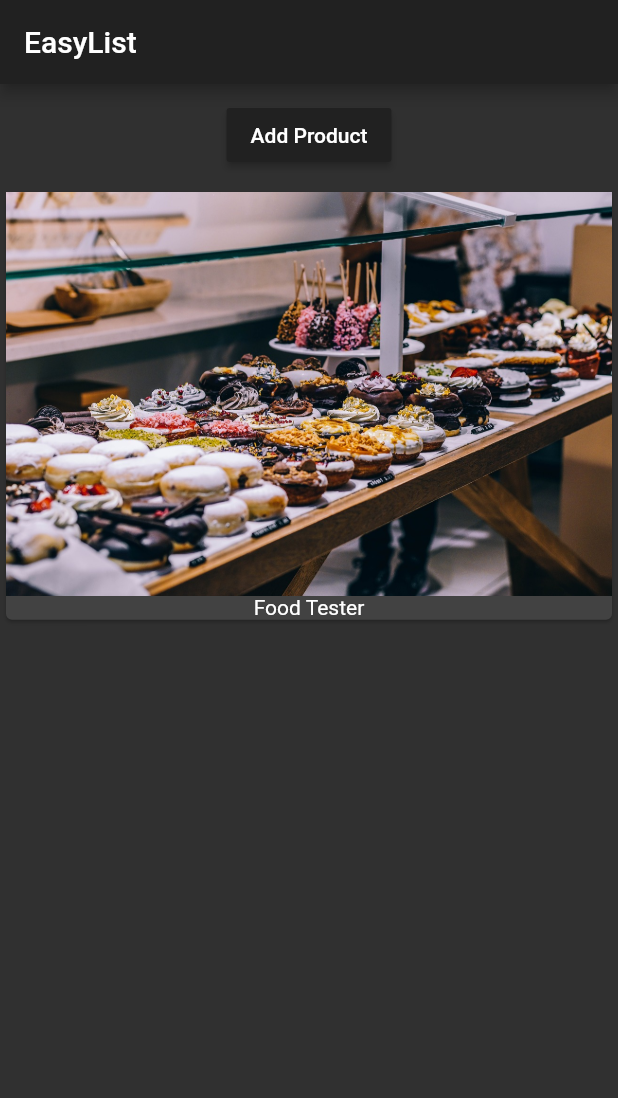
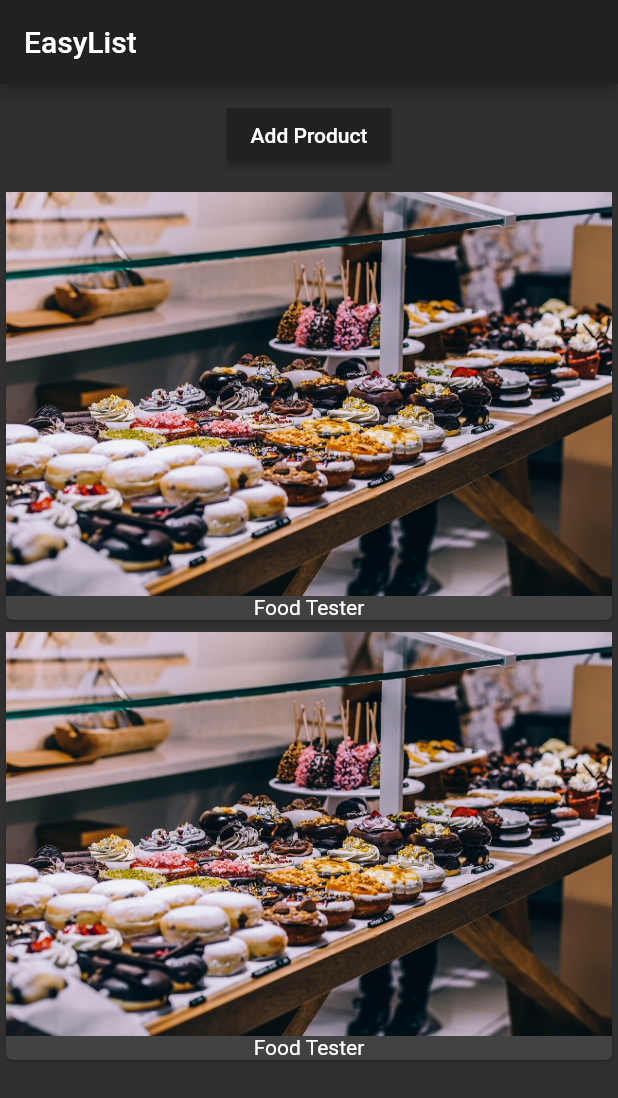
Before and after one commit to anilgurses/flutter_2, a Flutter app: the screen it shows after launch, on a phone screen of 412 x 824 dp. Shown: the top 1098 px of the screen. Run offline on Flutter 3.47's test engine with Material 2 defaults, Android fonts, the phone set to English and light mode, and no system bars.

Commit message:
Some changes

```diff
--- a/lib/product_manager.dart
+++ b/lib/product_manager.dart
@@ -23,6 +23,10 @@ class _ProductManagerState extends State<ProductManager> {
 
   @override
   void initState() {
+    if (widget.startingProduct != null){
+      _products.add(widget.startingProduct);
+    }
+
       // TODO: implement initState
     _products.add(widget.startingProduct);
 
--- a/lib/products.dart
+++ b/lib/products.dart
@@ -16,12 +16,20 @@ class Products extends StatelessWidget {
     );
   }
 
+
   @override
   Widget build(BuildContext context) {
     // TODO: implement build
-    return ListView.builder(
+
+    Widget productCard = Center(child: Text("No products found"));
+
+    if (products.length > 0){
+        productCard = ListView.builder(
         itemBuilder: _buildProductItem,
         itemCount: products.length,
         );
+    }
+
+    return  productCard;
   }
 }
```
